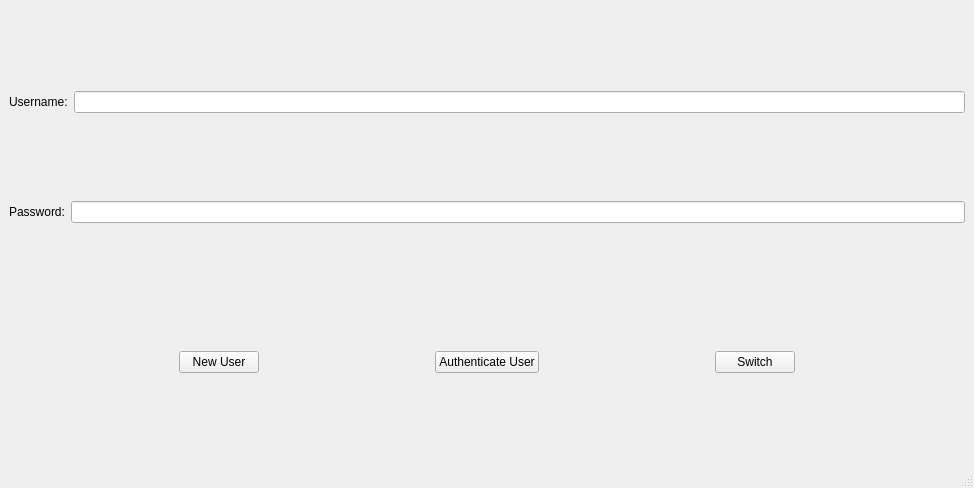
First picture: the form in auth.ui, repository mourra950/Secure-Communication-Suite--A-Cryptography-Application-in-Python, before the edit.
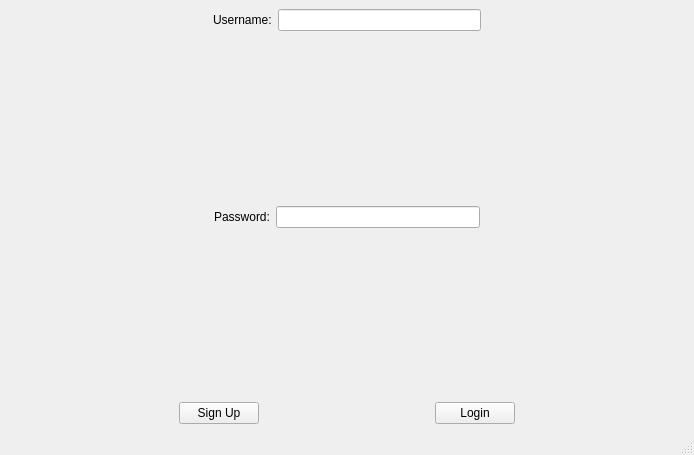
Second picture: the form after the edit.

```diff
--- a/auth.ui
+++ b/auth.ui
@@ -6,8 +6,8 @@
    <rect>
     <x>0</x>
     <y>0</y>
-    <width>974</width>
-    <height>488</height>
+    <width>694</width>
+    <height>455</height>
    </rect>
   </property>
   <property name="windowTitle">
@@ -26,6 +26,19 @@
          <layout class="QVBoxLayout" name="verticalLayout_3">
           <item>
            <layout class="QHBoxLayout" name="horizontalLayout_2">
+            <item>
+             <spacer name="horizontalSpacer_5">
+              <property name="orientation">
+               <enum>Qt::Horizontal</enum>
+              </property>
+              <property name="sizeHint" stdset="0">
+               <size>
+                <width>40</width>
+                <height>20</height>
+               </size>
+              </property>
+             </spacer>
+            </item>
             <item>
              <widget class="QLabel" name="username_label">
               <property name="enabled">
@@ -42,10 +55,49 @@
             <item>
              <widget class="QLineEdit" name="username_lineEdit"/>
             </item>
+            <item>
+             <spacer name="horizontalSpacer_7">
+              <property name="orientation">
+               <enum>Qt::Horizontal</enum>
+              </property>
+              <property name="sizeHint" stdset="0">
+               <size>
+                <width>40</width>
+                <height>20</height>
+               </size>
+              </property>
+             </spacer>
+            </item>
            </layout>
           </item>
+          <item>
+           <spacer name="verticalSpacer">
+            <property name="orientation">
+             <enum>Qt::Vertical</enum>
+            </property>
+            <property name="sizeHint" stdset="0">
+             <size>
+              <width>20</width>
+              <height>40</height>
+             </size>
+            </property>
+           </spacer>
+          </item>
           <item>
            <layout class="QHBoxLayout" name="horizontalLayout_3">
+            <item>
+             <spacer name="horizontalSpacer_6">
+              <property name="orientation">
+               <enum>Qt::Horizontal</enum>
+              </property>
+              <property name="sizeHint" stdset="0">
+               <size>
+                <width>40</width>
+                <height>20</height>
+               </size>
+              </property>
+             </spacer>
+            </item>
             <item>
              <widget class="QLabel" name="password_label">
               <property name="text">
@@ -56,16 +108,26 @@
             <item>
              <widget class="QLineEdit" name="password_lineEdit"/>
             </item>
+            <item>
+             <spacer name="horizontalSpacer_8">
+              <property name="orientation">
+               <enum>Qt::Horizontal</enum>
+              </property>
+              <property name="sizeHint" stdset="0">
+               <size>
+                <width>40</width>
+                <height>20</height>
+               </size>
+              </property>
+             </spacer>
+            </item>
            </layout>
           </item>
           <item>
-           <spacer name="verticalSpacer">
+           <spacer name="verticalSpacer_3">
             <property name="orientation">
              <enum>Qt::Vertical</enum>
             </property>
-            <property name="sizeType">
-             <enum>QSizePolicy::Minimum</enum>
-            </property>
             <property name="sizeHint" stdset="0">
              <size>
               <width>20</width>
@@ -92,7 +154,7 @@
             <item>
              <widget class="QPushButton" name="newUser_btn">
               <property name="text">
-               <string>New User</string>
+               <string>Sign Up</string>
               </property>
              </widget>
             </item>
@@ -112,27 +174,7 @@
             <item>
              <widget class="QPushButton" name="authenticateUser_btn">
               <property name="text">
-               <string>Authenticate User</string>
-              </property>
-             </widget>
-            </item>
-            <item>
-             <spacer name="horizontalSpacer_4">
-              <property name="orientation">
-               <enum>Qt::Horizontal</enum>
-              </property>
-              <property name="sizeHint" stdset="0">
-               <size>
-                <width>40</width>
-                <height>20</height>
-               </size>
-              </property>
-             </spacer>
-            </item>
-            <item>
-             <widget class="QPushButton" name="SwitchButton">
-              <property name="text">
-               <string>Switch</string>
+               <string>Login</string>
               </property>
              </widget>
             </item>
```
Left out of the diff: 2 changed lines with no effect on the pictures.
